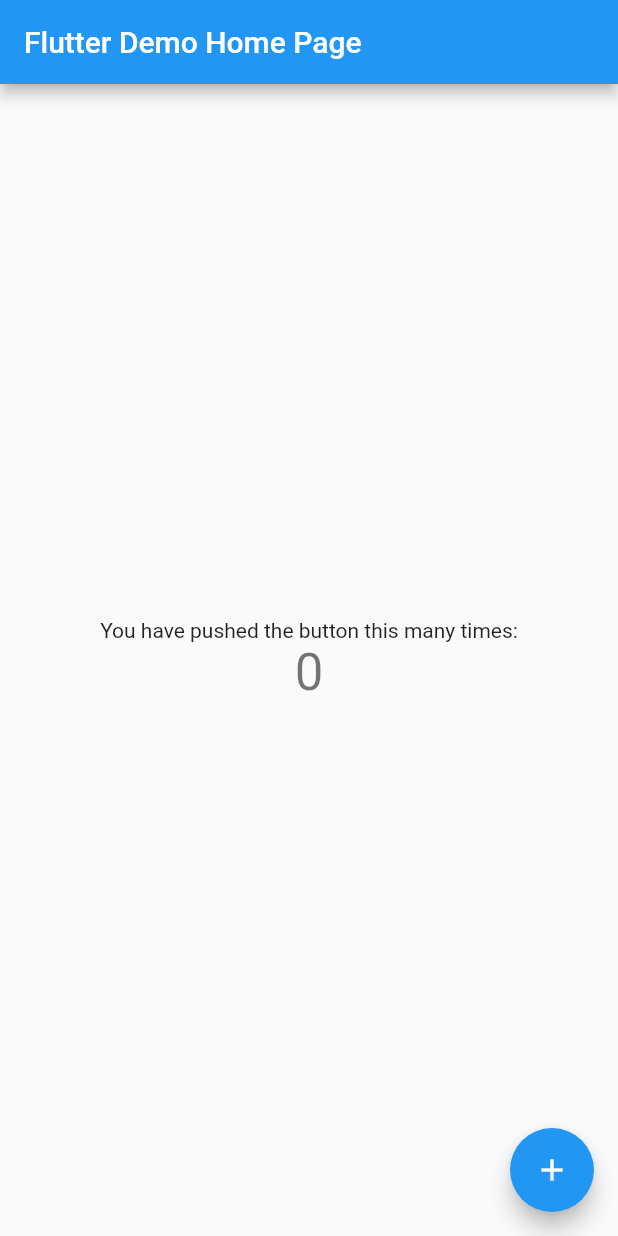
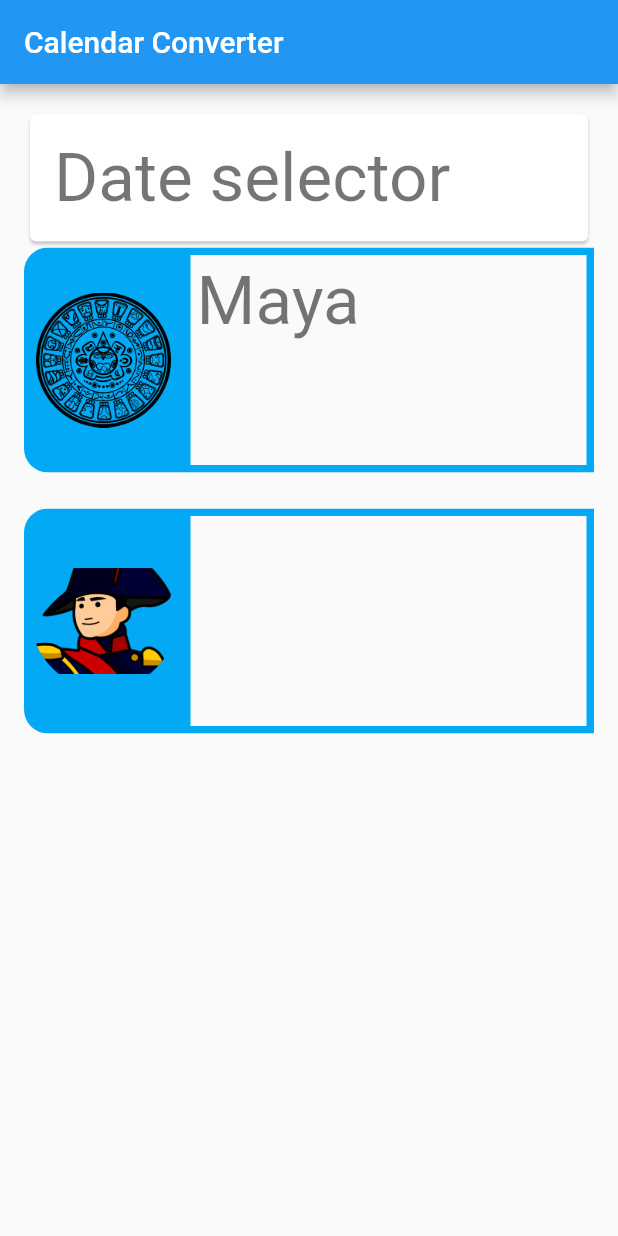
Before and after one commit to nick990/CalendarConverter, a Flutter app: the screen it shows after launch, on a phone screen of 412 x 824 dp. Run offline on Flutter 3.47's test engine with Material 2 defaults, Android fonts, the phone set to English and light mode, and no system bars.

Commit message:
Created mock widgets for maya and french republican calendars.

```diff
--- /dev/null
+++ b/lib/calendar_items/french_republican_calendar_item_widget.dart
@@ -0,0 +1,10 @@
+import 'package:calendar_converter/calendar_items/caledar_item_widget.dart';
+import 'package:flutter/cupertino.dart';
+
+class FrenchRepublicanCalendarItemWidget extends CalendarItemWidget {
+  FrenchRepublicanCalendarItemWidget() {
+    this.titleText = "French Republican";
+    this.imageAsset = "assets/images/napoleon.png";
+    this.body = Container();
+  }
+}
--- /dev/null
+++ b/lib/calendar_items/maya_calendar_item_widget.dart
@@ -0,0 +1,31 @@
+import 'package:calendar_converter/calendar_items/caledar_item_widget.dart';
+import 'package:flutter/material.dart';
+
+class MayaCalendarBody extends StatelessWidget {
+  final String titleText;
+
+  const MayaCalendarBody({Key key, this.titleText}) : super(key: key);
+  @override
+  Widget build(BuildContext context) {
+    return Column(
+      crossAxisAlignment: CrossAxisAlignment.start,
+      children: [
+        Text(
+          this.titleText,
+          style: Theme.of(context).textTheme.headline3,
+        ),
+      ],
+    );
+  }
+}
+
+// ignore: must_be_immutable
+class MayaCalendarItemWidget extends CalendarItemWidget {
+  MayaCalendarItemWidget() {
+    this.titleText = "Maya";
+    this.imageAsset = "assets/images/maya.png";
+    this.body = MayaCalendarBody(
+      titleText: this.titleText,
+    );
+  }
+}
--- /dev/null
+++ b/lib/home_screen.dart
@@ -0,0 +1,43 @@
+import 'package:calendar_converter/calendar_items/caledar_item_widget.dart';
+import 'package:calendar_converter/calendar_items/french_republican_calendar_item_widget.dart';
+import 'package:calendar_converter/calendar_items/maya_calendar_item_widget.dart';
+import 'package:flutter/material.dart';
+
+class HomeScreen extends StatelessWidget {
+  @override
+  Widget build(BuildContext context) {
+    return Scaffold(
+      appBar: AppBar(
+        title: Text(
+          'Calendar Converter',
+        ),
+      ),
+      body: Padding(
+        padding: const EdgeInsets.all(16.0),
+        child: Column(
+          children: [
+            Card(
+              child: Container(
+                padding: EdgeInsets.all(16),
+                width: double.infinity,
+                child: Text(
+                  'Date selector',
+                  style: Theme.of(context).textTheme.headline3,
+                ),
+              ),
+            ),
+            Expanded(
+                child: SingleChildScrollView(
+              child: Column(
+                children: [
+                  MayaCalendarItemWidget(),
+                  FrenchRepublicanCalendarItemWidget(),
+                ],
+              ),
+            ))
+          ],
+        ),
+      ),
+    );
+  }
+}
--- a/lib/main.dart
+++ b/lib/main.dart
@@ -1,3 +1,4 @@
+import 'package:calendar_converter/home_screen.dart';
 import 'package:flutter/material.dart';
 
 void main() {
@@ -9,109 +10,8 @@
   @override
   Widget build(BuildContext context) {
     return MaterialApp(
-      title: 'Flutter Demo',
-      theme: ThemeData(
-        // This is the theme of your application.
-        //
-        // Try running your application with "flutter run". You'll see the
-        // application has a blue toolbar. Then, without quitting the app, try
-        // changing the primarySwatch below to Colors.green and then invoke
-        // "hot reload" (press "r" in the console where you ran "flutter run",
-        // or simply save your changes to "hot reload" in a Flutter IDE).
-        // Notice that the counter didn't reset back to zero; the application
-        // is not restarted.
-        primarySwatch: Colors.blue,
-        // This makes the visual density adapt to the platform that you run
-        // the app on. For desktop platforms, the controls will be smaller and
-        // closer together (more dense) than on mobile platforms.
-        visualDensity: VisualDensity.adaptivePlatformDensity,
-      ),
-      home: MyHomePage(title: 'Flutter Demo Home Page'),
+      title: 'Calendar Converter',
+      home: HomeScreen(),
     );
   }
 }
-
-class MyHomePage extends StatefulWidget {
-  MyHomePage({Key key, this.title}) : super(key: key);
-
-  // This widget is the home page of your application. It is stateful, meaning
-  // that it has a State object (defined below) that contains fields that affect
-  // how it looks.
-
-  // This class is the configuration for the state. It holds the values (in this
-  // case the title) provided by the parent (in this case the App widget) and
-  // used by the build method of the State. Fields in a Widget subclass are
-  // always marked "final".
-
-  final String title;
-
-  @override
-  _MyHomePageState createState() => _MyHomePageState();
-}
-
-class _MyHomePageState extends State<MyHomePage> {
-  int _counter = 0;
-
-  void _incrementCounter() {
-    setState(() {
-      // This call to setState tells the Flutter framework that something has
-      // changed in this State, which causes it to rerun the build method below
-      // so that the display can reflect the updated values. If we changed
-      // _counter without calling setState(), then the build method would not be
-      // called again, and so nothing would appear to happen.
-      _counter++;
-    });
-  }
-
-  @override
-  Widget build(BuildContext context) {
-    // This method is rerun every time setState is called, for instance as done
-    // by the _incrementCounter method above.
-    //
-    // The Flutter framework has been optimized to make rerunning build methods
-    // fast, so that you can just rebuild anything that needs updating rather
-    // than having to individually change instances of widgets.
-    return Scaffold(
-      appBar: AppBar(
-        // Here we take the value from the MyHomePage object that was created by
-        // the App.build method, and use it to set our appbar title.
-        title: Text(widget.title),
-      ),
-      body: Center(
-        // Center is a layout widget. It takes a single child and positions it
-        // in the middle of the parent.
-        child: Column(
-          // Column is also a layout widget. It takes a list of children and
-          // arranges them vertically. By default, it sizes itself to fit its
-          // children horizontally, and tries to be as tall as its parent.
-          //
-          // Invoke "debug painting" (press "p" in the console, choose the
-          // "Toggle Debug Paint" action from the Flutter Inspector in Android
-          // Studio, or the "Toggle Debug Paint" command in Visual Studio Code)
-          // to see the wireframe for each widget.
-          //
-          // Column has various properties to control how it sizes itself and
-          // how it positions its children. Here we use mainAxisAlignment to
-          // center the children vertically; the main axis here is the vertical
-          // axis because Columns are vertical (the cross axis would be
-          // horizontal).
-          mainAxisAlignment: MainAxisAlignment.center,
-          children: <Widget>[
-            Text(
-              'You have pushed the button this many times:',
-            ),
-            Text(
-              '$_counter',
-              style: Theme.of(context).textTheme.headline4,
-            ),
-          ],
-        ),
-      ),
-      floatingActionButton: FloatingActionButton(
-        onPressed: _incrementCounter,
-        tooltip: 'Increment',
-        child: Icon(Icons.add),
-      ), // This trailing comma makes auto-formatting nicer for build methods.
-    );
-  }
-}
```
Also changed, not shown: lib/calendar_items/caledar_item_widget.dart (added, +58 -0 lines), pubspec.yaml (+3 -5 lines), assets/images/maya.png (added), assets/images/napoleon.png (added).
